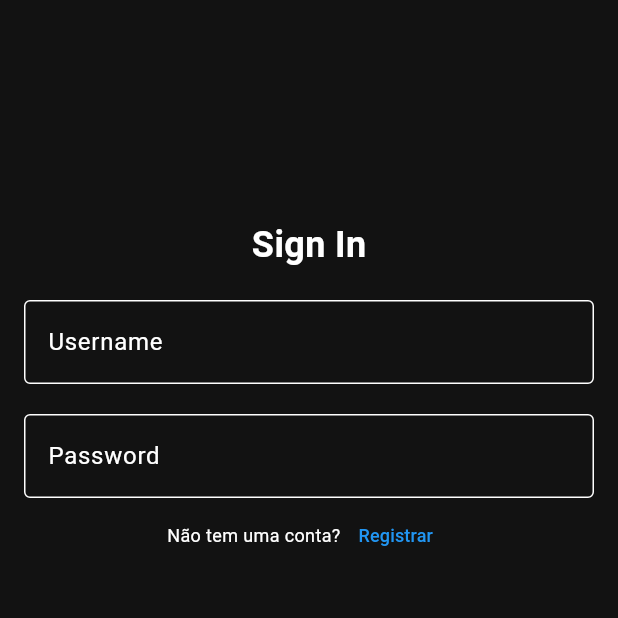
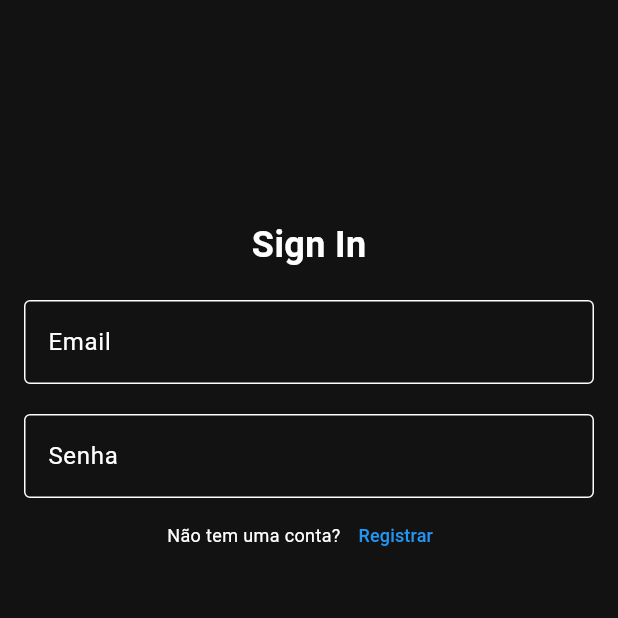
Before and after one commit to ThomasSiqueira/e-Commerce-Dart-Flutter, a Flutter app: the screen it shows after launch, on a phone screen of 412 x 824 dp, the top half of it. Run offline on Flutter 3.47's test engine with Material 3 defaults, Android fonts, the phone set to English and light mode, and no system bars; our stand-ins replace flutter_svg, objectbox; generated files the repository leaves out were written again.

Commit message:
login new features/validations register

```diff
--- a/lib/View/login/login.dart
+++ b/lib/View/login/login.dart
@@ -1,8 +1,23 @@
+
+import 'package:ecom_mobile/Model/open_database.dart';
+import 'package:ecom_mobile/Model/usuario.dart';
+import 'package:ecom_mobile/Model/usuarios_database.dart';
+import 'package:ecom_mobile/objectbox.g.dart';
 import 'package:flutter/material.dart';
 import 'package:ecom_mobile/View/login/register.dart';
 
-class LoginPage extends StatelessWidget {
+class LoginPage extends StatefulWidget {
   const LoginPage({Key? key}) : super(key: key);
+
+  @override
+  _LoginPageState createState() => _LoginPageState();
+}
+
+class _LoginPageState extends State<LoginPage> {
+  final _formKey = GlobalKey<FormState>();
+  String _email = '';
+  String _password = '';
+  String _errorMessage = '';
 
   @override
   Widget build(BuildContext context) {
@@ -11,6 +26,8 @@ class LoginPage extends StatelessWidget {
       body: SingleChildScrollView(
         child: Padding(
           padding: const EdgeInsets.fromLTRB(16.0, 90.0, 16.0, 16.0),
+          child: Form(
+            key: _formKey,
             child: Column(
               crossAxisAlignment: CrossAxisAlignment.center,
               children: [
@@ -22,21 +39,47 @@ class LoginPage extends StatelessWidget {
                   ),
                 ),
                 const SizedBox(height: 20),
-              TextField(
+                TextFormField(
                   decoration: InputDecoration(
-                  labelText: 'Username',
+                    labelText: 'Email',
                     border: OutlineInputBorder(),
                   ),
+                  onChanged: (value) {
+                    _email = value;
+                  },
+                  validator: (value) {
+                    if (value == null || value.isEmpty) {
+                      return 'Informe o email!';
+                    }
+                    return null;
+                  },
                 ),
                 const SizedBox(height: 20),
-              const TextField(
+                TextFormField(
                   obscureText: true,
                   decoration: InputDecoration(
-                  labelText: 'Password',
+                    labelText: 'Senha',
                     border: OutlineInputBorder(),
                   ),
+                  onChanged: (value) {
+                    _password = value;
+                  },
+                  validator: (value) {
+                    if (value == null || value.isEmpty) {
+                      return 'Informe a senha!';
+                    }
+                    return null;
+                  },
                 ),
                 const SizedBox(height: 1),
+                if (_errorMessage.isNotEmpty)
+                  Padding(
+                    padding: const EdgeInsets.symmetric(vertical: 8.0),
+                    child: Text(
+                      _errorMessage,
+                      style: TextStyle(color: Colors.red),
+                    ),
+                  ),
                 Row(
                   mainAxisAlignment: MainAxisAlignment.center,
                   children: [
@@ -50,10 +93,14 @@ class LoginPage extends StatelessWidget {
                     TextButton(
                       onPressed: () {
                         Navigator.pop(context);
-                        Navigator.push(context, MaterialPageRoute<void>(
+                        Navigator.push(
+                          context,
+                          MaterialPageRoute<void>(
                             builder: (BuildContext context) {
                               return SignupPage();
-                        }));
+                            },
+                          ),
+                        );
                       },
                       child: const Text(
                         'Registrar',
@@ -62,16 +109,36 @@ class LoginPage extends StatelessWidget {
                           color: Colors.blue,
                         ),
                       ),
-                      style: const ButtonStyle(
-                          mouseCursor: MaterialStateMouseCursor.clickable)),
+                    ),
                   ],
                 ),
                 const SizedBox(height: 45),
                 SizedBox(
                   width: 200,
                   child: ElevatedButton(
-                  onPressed: () {
-                    //todo
+                    onPressed: () async {
+                      _errorMessage = '';
+                      if (_formKey.currentState!.validate()) {
+                        _formKey.currentState!.save();
+
+                        final usuarioInfo = ObjectBox.usuarioBox.query(Usuario_.email.equals(_email)).build().findFirst();
+
+                        if (usuarioInfo != null) {
+                          if (_password != usuarioInfo.senha) {
+                            setState(() {
+                              _errorMessage = 'Credenciais inválidas';
+                            });
+                          } else {
+                            //todo: ir para homepage
+                            print("AAAAAAAAAAAAAAAAAAAAAAAAAAAAAAA");
+                          }
+
+                        } else {
+                          setState(() {
+                            _errorMessage = 'Credenciais inválidas';
+                          });
+                        }
+                      }
                     },
                     child: const Text('Login'),
                     style: ElevatedButton.styleFrom(
@@ -87,6 +154,7 @@ class LoginPage extends StatelessWidget {
             ),
           ),
         ),
+      ),
     );
   }
 }
--- a/lib/View/login/register.dart
+++ b/lib/View/login/register.dart
@@ -1,3 +1,4 @@
+
 import 'package:ecom_mobile/Model/open_database.dart';
 import 'package:ecom_mobile/Model/usuario.dart';
 import 'package:ecom_mobile/Model/usuarios_database.dart';
@@ -5,6 +6,14 @@ import 'package:ecom_mobile/adicionaUsuarios.dart';
 import 'package:ecom_mobile/objectbox.g.dart';
 import 'package:flutter/material.dart';
 import 'package:ecom_mobile/View/login/login.dart';
+
+extension EmailValidator on String {
+  bool isValidEmail() {
+    return RegExp(
+      r'^(([^<>()[\]\\.,;:\s@\"]+(\.[^<>()[\]\\.,;:\s@\"]+)*)|(\".+\"))@((\[[0-9]{1,3}\.[0-9]{1,3}\.[0-9]{1,3}\.[0-9]{1,3}\])|(([a-zA-Z\-0-9]+\.)+[a-zA-Z]{2,}))$'
+    ).hasMatch(this);
+  }
+}
 
 class SignupPage extends StatefulWidget {
   const SignupPage({Key? key}) : super(key: key);
@@ -19,6 +28,8 @@ class _SignupPageState extends State<SignupPage> {
    String _email = '';
    String _password = '';
    String _confirmPassword = '';
+
+
 
   @override
   Widget build(BuildContext context) {
@@ -96,6 +107,8 @@ class _SignupPageState extends State<SignupPage> {
                         validator: (value) {
                           if (value == null || value.isEmpty) {
                             return 'Por favor, insira seu email';
+                          } else if (!value.isValidEmail()) {
+                            return "Por favor, insira um email válido";
                           }
 
                           final emailExiste = ObjectBox.usuarioBox.query(Usuario_.email.equals(value)).build().findFirst();
@@ -128,6 +141,10 @@ class _SignupPageState extends State<SignupPage> {
                         validator: (value) {
                           if (value == null || value.isEmpty) {
                             return 'Por favor, insira sua senha';
+                          } else if (value.length < 8) {
+                              return 'A senha deve ter pelo menos 8 caracteres';
+                          } else if (!value.contains(RegExp(r'[A-Z]'))) {
+                              return 'A senha deve conter pelo menos um caractere maiúsculo';
                           }
                           return null;
 
```
Lines whose indentation alone changed are shown as unchanged.
